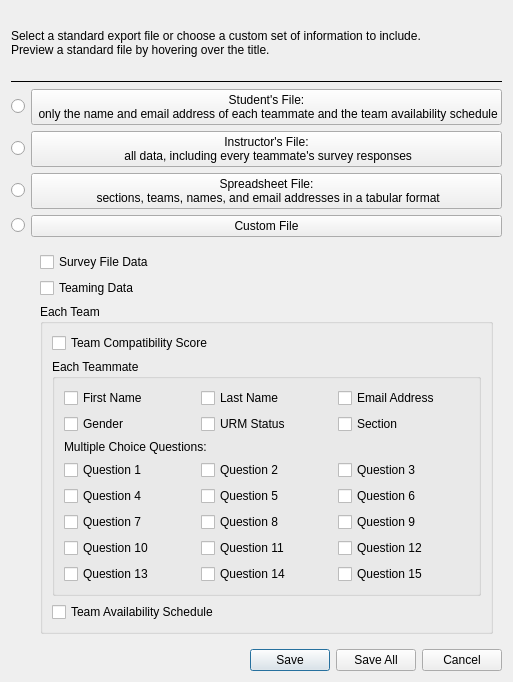
Above: dialogs/whichFilesDialog.ui from gruepr/gruepr before the change. Below: the same form after it.
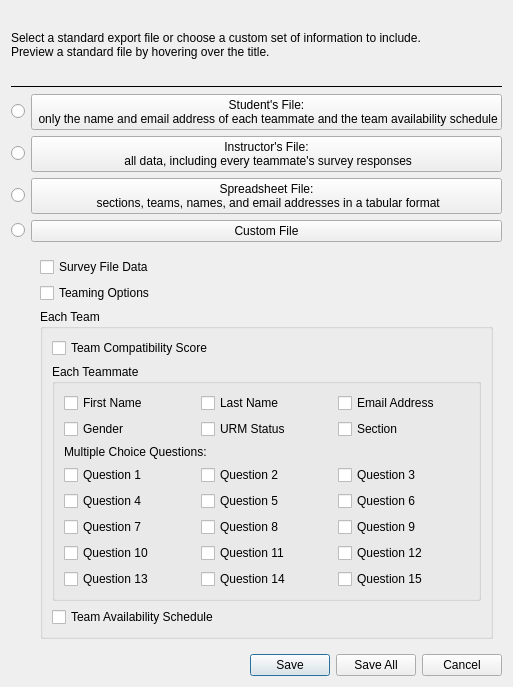
That is the form after the change.

```diff
--- a/dialogs/whichFilesDialog.ui
+++ b/dialogs/whichFilesDialog.ui
@@ -6,8 +6,8 @@
    <rect>
     <x>0</x>
     <y>0</y>
-    <width>504</width>
-    <height>682</height>
+    <width>510</width>
+    <height>687</height>
    </rect>
   </property>
   <property name="windowTitle">
@@ -274,7 +274,7 @@
       <item row="1" column="0" colspan="2">
        <widget class="QCheckBox" name="teamingDatacheckBox">
         <property name="text">
-         <string>Teaming Data</string>
+         <string>Teaming Options</string>
         </property>
        </widget>
       </item>
```
